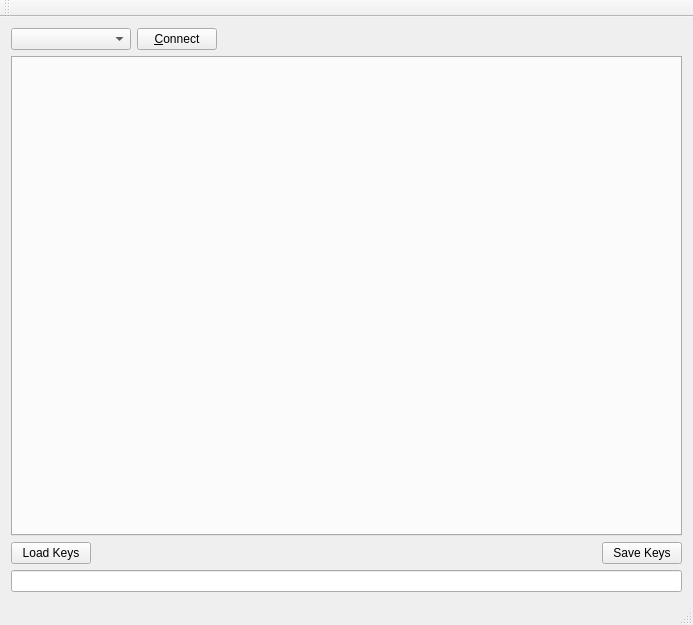
Qt form FootPedalController/mainwindow.ui (ginge/footpedal) before a commit.
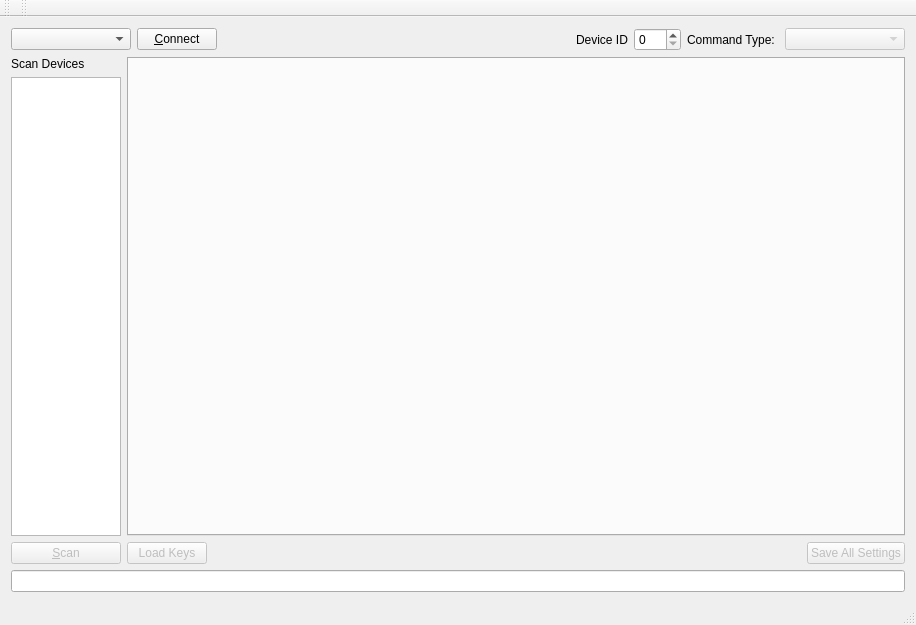
The same form after that commit.

Commit message: Fixed up some device->device comms. Cleaned up the sketch so comms are more reliable and relays are working Main Config application has lots of changes relating to updating the table. Added multiple device scanning in the main config app

The edit to the form file:
```diff
--- a/FootPedalController/mainwindow.ui
+++ b/FootPedalController/mainwindow.ui
@@ -6,7 +6,7 @@
    <rect>
     <x>0</x>
     <y>0</y>
-    <width>693</width>
+    <width>916</width>
     <height>625</height>
    </rect>
   </property>
@@ -47,12 +47,145 @@
         </property>
        </spacer>
       </item>
+      <item>
+       <widget class="QLabel" name="label_3">
+        <property name="text">
+         <string>Device ID</string>
+        </property>
+       </widget>
+      </item>
+      <item>
+       <widget class="QSpinBox" name="spinDevID">
+        <property name="maximum">
+         <number>254</number>
+        </property>
+       </widget>
+      </item>
+      <item>
+       <widget class="QLabel" name="label">
+        <property name="text">
+         <string>Command Type: </string>
+        </property>
+       </widget>
+      </item>
+      <item>
+       <widget class="QComboBox" name="dropCmdType">
+        <property name="enabled">
+         <bool>false</bool>
+        </property>
+        <property name="minimumSize">
+         <size>
+          <width>120</width>
+          <height>0</height>
+         </size>
+        </property>
+       </widget>
+      </item>
      </layout>
     </item>
     <item row="1" column="0">
-     <layout class="QVBoxLayout" name="verticalLayout">
+     <layout class="QFormLayout" name="formLayout">
+      <property name="fieldGrowthPolicy">
+       <enum>QFormLayout::AllNonFixedFieldsGrow</enum>
+      </property>
+      <item row="0" column="0">
+       <layout class="QVBoxLayout" name="verticalLayout_3" stretch="0,0,0">
+        <property name="sizeConstraint">
+         <enum>QLayout::SetDefaultConstraint</enum>
+        </property>
+        <item>
+         <widget class="QLabel" name="label_2">
+          <property name="sizePolicy">
+           <sizepolicy hsizetype="Preferred" vsizetype="Preferred">
+            <horstretch>0</horstretch>
+            <verstretch>0</verstretch>
+           </sizepolicy>
+          </property>
+          <property name="maximumSize">
+           <size>
+            <width>110</width>
+            <height>16777215</height>
+           </size>
+          </property>
+          <property name="text">
+           <string>Scan Devices</string>
+          </property>
+         </widget>
+        </item>
+        <item>
+         <widget class="QListWidget" name="listDevices">
+          <property name="maximumSize">
+           <size>
+            <width>110</width>
+            <height>16777215</height>
+           </size>
+          </property>
+         </widget>
+        </item>
+        <item>
+         <widget class="QPushButton" name="btnScan">
+          <property name="enabled">
+           <bool>false</bool>
+          </property>
+          <property name="maximumSize">
+           <size>
+            <width>110</width>
+            <height>16777215</height>
+           </size>
+          </property>
+          <property name="text">
+           <string>&amp;Scan</string>
+          </property>
+         </widget>
+        </item>
+       </layout>
+      </item>
+      <item row="0" column="1">
+       <layout class="QVBoxLayout" name="verticalLayout" stretch="0">
+        <property name="sizeConstraint">
+         <enum>QLayout::SetDefaultConstraint</enum>
+        </property>
+        <item>
+         <widget class="QFrame" name="keyFrame">
+          <property name="enabled">
+           <bool>false</bool>
+          </property>
+          <property name="frameShape">
+           <enum>QFrame::NoFrame</enum>
+          </property>
+          <property name="frameShadow">
+           <enum>QFrame::Raised</enum>
+          </property>
+          <property name="lineWidth">
+           <number>0</number>
+          </property>
+          <layout class="QVBoxLayout" name="verticalLayout_4">
+           <property name="leftMargin">
+            <number>0</number>
+           </property>
+           <property name="topMargin">
+            <number>0</number>
+           </property>
+           <property name="rightMargin">
+            <number>0</number>
+           </property>
+           <property name="bottomMargin">
+            <number>0</number>
+           </property>
       <item>
        <widget class="QTabWidget" name="tabWidget">
+             <property name="sizePolicy">
+              <sizepolicy hsizetype="Expanding" vsizetype="Expanding">
+               <horstretch>2</horstretch>
+               <verstretch>0</verstretch>
+              </sizepolicy>
+             </property>
+             <property name="sizeIncrement">
+              <size>
+               <width>0</width>
+               <height>0</height>
+              </size>
+             </property>
         <property name="currentIndex">
          <number>-1</number>
         </property>
@@ -83,8 +216,13 @@
         <item>
          <widget class="QPushButton" name="btnSaveKeys">
           <property name="text">
-           <string>Save Keys</string>
-          </property>
+                <string>Save All Settings</string>
+               </property>
+              </widget>
+             </item>
+            </layout>
+           </item>
+          </layout>
          </widget>
         </item>
        </layout>
@@ -92,7 +230,7 @@
      </layout>
     </item>
     <item row="2" column="0">
-     <layout class="QVBoxLayout" name="verticalLayout_2">
+     <layout class="QVBoxLayout" name="verticalLayout_2" stretch="0,0">
       <item>
        <layout class="QGridLayout" name="gridLayout"/>
       </item>
@@ -126,6 +264,17 @@
    </attribute>
   </widget>
   <widget class="QStatusBar" name="statusBar"/>
+  <widget class="QToolBar" name="toolBar">
+   <property name="windowTitle">
+    <string>toolBar</string>
+   </property>
+   <attribute name="toolBarArea">
+    <enum>TopToolBarArea</enum>
+   </attribute>
+   <attribute name="toolBarBreak">
+    <bool>false</bool>
+   </attribute>
+  </widget>
  </widget>
  <layoutdefault spacing="6" margin="11"/>
  <resources/>
```
Left out of the diff: 4 changed lines with no effect on the pictures. Lines whose indentation alone changed are shown as unchanged. The commit also changes 9 other files.
